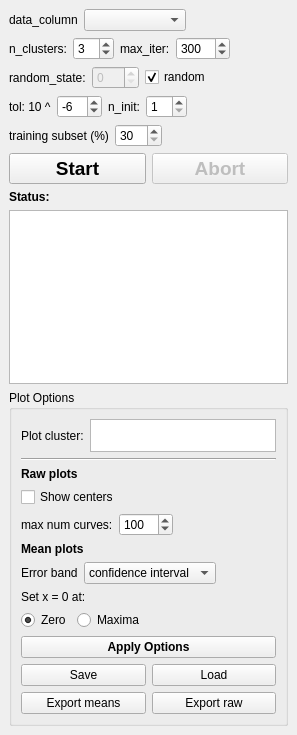
Old version of the form mesmerize/plotting/widgets/kshape/control_widget.ui in the repository kushalkolar/MESmerize.
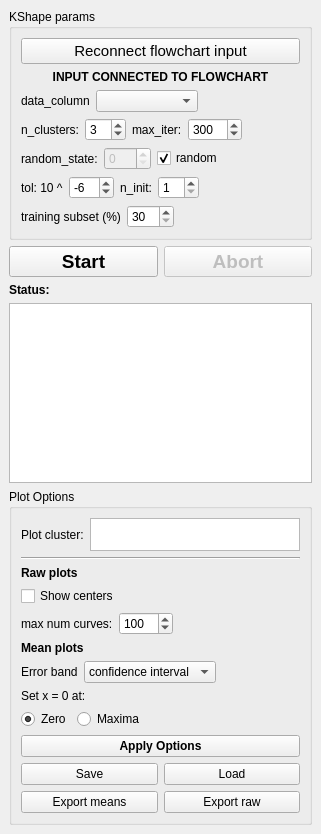
New version of the form.

```diff
--- a/mesmerize/plotting/widgets/kshape/control_widget.ui
+++ b/mesmerize/plotting/widgets/kshape/control_widget.ui
@@ -6,15 +6,51 @@
    <rect>
     <x>0</x>
     <y>0</y>
-    <width>297</width>
-    <height>735</height>
+    <width>321</width>
+    <height>834</height>
    </rect>
   </property>
   <property name="windowTitle">
    <string>Co&amp;ntrols</string>
   </property>
   <widget class="QWidget" name="dockWidgetContents">
+   <layout class="QVBoxLayout" name="verticalLayout_4">
+    <item>
+     <widget class="QGroupBox" name="groupBoxKShapeParams">
+      <property name="title">
+       <string>KShape params</string>
+      </property>
    <layout class="QVBoxLayout" name="verticalLayout_3">
+       <item>
+        <widget class="QPushButton" name="pushButtonReconnectFlowchartInput">
+         <property name="font">
+          <font>
+           <pointsize>11</pointsize>
+           <weight>50</weight>
+           <bold>false</bold>
+          </font>
+         </property>
+         <property name="text">
+          <string>Reconnect flowchart input</string>
+         </property>
+        </widget>
+       </item>
+       <item>
+        <widget class="QLabel" name="labelConnectedToFlowchart">
+         <property name="font">
+          <font>
+           <weight>75</weight>
+           <bold>true</bold>
+          </font>
+         </property>
+         <property name="text">
+          <string>INPUT CONNECTED TO FLOWCHART</string>
+         </property>
+         <property name="alignment">
+          <set>Qt::AlignCenter</set>
+         </property>
+        </widget>
+       </item>
     <item>
      <layout class="QHBoxLayout" name="horizontalLayout_12">
       <item>
@@ -266,6 +302,9 @@
       </item>
      </layout>
     </item>
+      </layout>
+     </widget>
+    </item>
     <item>
      <layout class="QHBoxLayout" name="horizontalLayout_11">
       <item>
@@ -326,7 +365,7 @@
      </widget>
     </item>
     <item>
-     <widget class="QGroupBox" name="groupBox">
+     <widget class="QGroupBox" name="groupBoxPlotParams">
       <property name="font">
        <font>
         <weight>50</weight>
```
Lines whose indentation alone changed are shown as unchanged.
